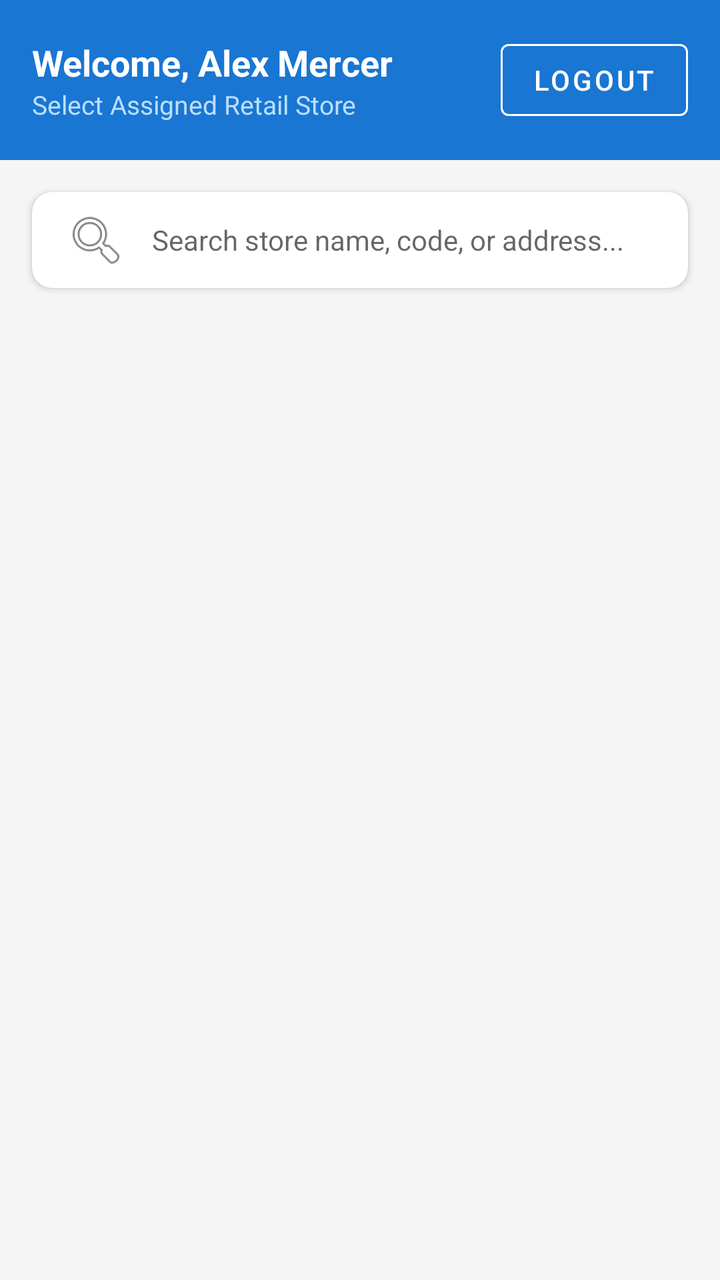
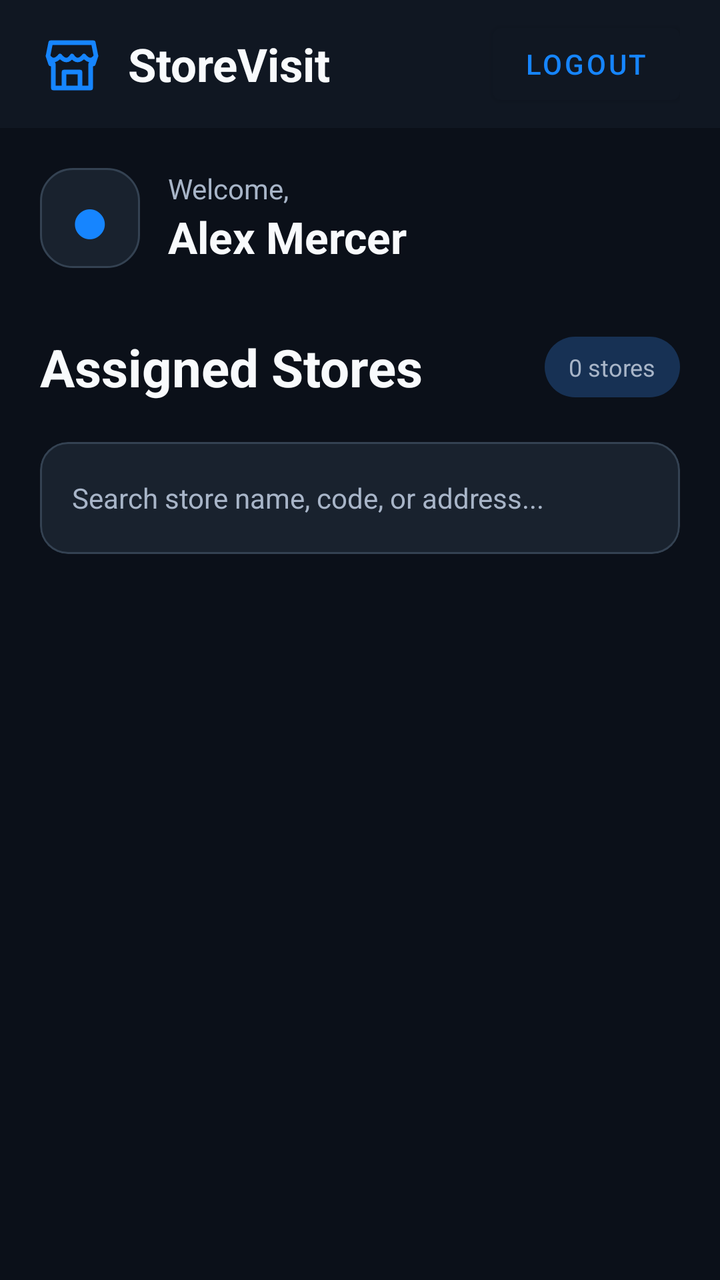

An Android layout rendered at two revisions. The XML below is the earlier revision; the diff shows what the commit changed to produce the second picture.
<!-- AndroidManifest.xml: application theme Theme.StoreVisitManagementSystem -->
<!-- res/layout/activity_store_selection.xml -->
<?xml version="1.0" encoding="utf-8"?>
<LinearLayout
    xmlns:android="http://schemas.android.com/apk/res/android"
    xmlns:app="http://schemas.android.com/apk/res-auto"
    android:layout_width="match_parent"
    android:layout_height="match_parent"
    android:orientation="vertical"
    android:background="#F5F5F5">

    
    <LinearLayout
        android:layout_width="match_parent"
        android:layout_height="wrap_content"
        android:background="#1976D2"
        android:orientation="horizontal"
        android:padding="16dp"
        android:gravity="center_vertical">

        <LinearLayout
            android:layout_width="0dp"
            android:layout_height="wrap_content"
            android:layout_weight="1"
            android:orientation="vertical">

            <TextView
                android:id="@+id/tvGreeting"
                android:layout_width="wrap_content"
                android:layout_height="wrap_content"
                android:text="Welcome, Alex Mercer"
                android:textColor="#FFFFFF"
                android:textSize="18sp"
                android:textStyle="bold" />

            <TextView
                android:layout_width="wrap_content"
                android:layout_height="wrap_content"
                android:text="Select Assigned Retail Store"
                android:textColor="#BBDEFB"
                android:textSize="13sp" />
        </LinearLayout>

        <com.google.android.material.button.MaterialButton
            android:id="@+id/btnLogout"
            style="@style/Widget.MaterialComponents.Button.OutlinedButton"
            android:layout_width="wrap_content"
            android:layout_height="wrap_content"
            android:text="Logout"
            android:textColor="#FFFFFF"
            app:strokeColor="#FFFFFF" />
    </LinearLayout>

    
    <com.google.android.material.card.MaterialCardView
        android:layout_width="match_parent"
        android:layout_height="wrap_content"
        android:layout_margin="16dp"
        app:cardCornerRadius="10dp"
        app:cardElevation="2dp">

        <EditText
            android:id="@+id/etSearch"
            android:layout_width="match_parent"
            android:layout_height="48dp"
            android:background="@null"
            android:drawableStart="@android:drawable/ic_menu_search"
            android:drawablePadding="12dp"
            android:hint="Search store name, code, or address..."
            android:paddingHorizontal="16dp"
            android:textSize="14sp"
            android:inputType="text" />
    </com.google.android.material.card.MaterialCardView>

    
    <com.google.android.material.card.MaterialCardView
        android:id="@+id/cardSelectedStore"
        android:layout_width="match_parent"
        android:layout_height="wrap_content"
        android:layout_marginHorizontal="16dp"
        android:layout_marginBottom="12dp"
        android:visibility="gone"
        app:cardCornerRadius="10dp"
        app:cardBackgroundColor="#E8F5E9"
        app:strokeWidth="1dp"
        app:strokeColor="#81C784">

        <LinearLayout
            android:layout_width="match_parent"
            android:layout_height="wrap_content"
            android:orientation="vertical"
            android:padding="12dp">

            <TextView
                android:layout_width="wrap_content"
                android:layout_height="wrap_content"
                android:text="ACTIVE STORE CONTEXT"
                android:textSize="11sp"
                android:textStyle="bold"
                android:textColor="#2E7D32" />

            <TextView
                android:id="@+id/tvSelectedStoreInfo"
                android:layout_width="wrap_content"
                android:layout_height="wrap_content"
                android:layout_marginTop="2dp"
                android:text="Downtown Megastore (STR-NY-001)"
                android:textSize="15sp"
                android:textStyle="bold"
                android:textColor="#1B5E20" />
        </LinearLayout>
    </com.google.android.material.card.MaterialCardView>

    <FrameLayout
        android:layout_width="match_parent"
        android:layout_height="0dp"
        android:layout_weight="1">

        <androidx.recyclerview.widget.RecyclerView
            android:id="@+id/rvStores"
            android:layout_width="match_parent"
            android:layout_height="match_parent"
            android:clipToPadding="false"
            android:paddingBottom="16dp" />

        <ProgressBar
            android:id="@+id/pbLoading"
            android:layout_width="wrap_content"
            android:layout_height="wrap_content"
            android:layout_gravity="center"
            android:visibility="gone" />

        <TextView
            android:id="@+id/tvEmpty"
            android:layout_width="wrap_content"
            android:layout_height="wrap_content"
            android:layout_gravity="center"
            android:text="No assigned stores found matching search."
            android:textSize="14sp"
            android:textColor="#757575"
            android:visibility="gone" />

        <TextView
            android:id="@+id/tvError"
            android:layout_width="wrap_content"
            android:layout_height="wrap_content"
            android:layout_gravity="center"
            android:padding="24dp"
            android:textColor="#D32F2F"
            android:textSize="14sp"
            android:gravity="center"
            android:visibility="gone" />
    </FrameLayout>
</LinearLayout>
<!-- resources referenced by this layout -->
<resources>
  <style name="Theme.StoreVisitManagementSystem" parent="Theme.MaterialComponents.DayNight.DarkActionBar">
          
          <item name="colorPrimary">@color/purple_500</item>
          <item name="colorPrimaryVariant">@color/purple_700</item>
          <item name="colorOnPrimary">@color/white</item>
          
          <item name="colorSecondary">@color/teal_200</item>
          <item name="colorSecondaryVariant">@color/teal_700</item>
          <item name="colorOnSecondary">@color/black</item>
          
          <item name="android:statusBarColor">?attr/colorPrimaryVariant</item>
          
      </style>
  <color name="purple_500">#FF6200EE</color>
  <color name="purple_700">#FF3700B3</color>
  <color name="white">#FFFFFFFF</color>
  <color name="teal_200">#FF03DAC5</color>
  <color name="teal_700">#FF018786</color>
  <color name="black">#FF000000</color>
</resources>

<!-- the commit's change to res/layout/activity_store_selection.xml (unified diff, before → after) -->
@@ -1,152 +1,109 @@
 <?xml version="1.0" encoding="utf-8"?>
-<LinearLayout
-    xmlns:android="http://schemas.android.com/apk/res/android"
+<LinearLayout xmlns:android="http://schemas.android.com/apk/res/android"
     xmlns:app="http://schemas.android.com/apk/res-auto"
-    android:layout_width="match_parent"
-    android:layout_height="match_parent"
-    android:orientation="vertical"
-    android:background="#F5F5F5">
-
-    
-    <LinearLayout
-        android:layout_width="match_parent"
-        android:layout_height="wrap_content"
-        android:background="#1976D2"
-        android:orientation="horizontal"
-        android:padding="16dp"
-        android:gravity="center_vertical">
-
-        <LinearLayout
-            android:layout_width="0dp"
-            android:layout_height="wrap_content"
-            android:layout_weight="1"
-            android:orientation="vertical">
-
-            <TextView
-                android:id="@+id/tvGreeting"
-                android:layout_width="wrap_content"
-                android:layout_height="wrap_content"
-                android:text="Welcome, Alex Mercer"
-                android:textColor="#FFFFFF"
-                android:textSize="18sp"
-                android:textStyle="bold" />
-
-            <TextView
-                android:layout_width="wrap_content"
-                android:layout_height="wrap_content"
-                android:text="Select Assigned Retail Store"
-                android:textColor="#BBDEFB"
-                android:textSize="13sp" />
+    android:layout_width="match_parent" android:layout_height="match_parent"
+    android:orientation="vertical" android:background="@color/sv_bg">
+    <LinearLayout android:layout_width="match_parent" android:layout_height="64dp"
+        android:orientation="horizontal" android:background="@color/sv_appbar"
+        android:gravity="center_vertical" android:paddingHorizontal="20dp">
+        <ImageView android:layout_width="32dp" android:layout_height="32dp"
+            android:src="@drawable/sv_brand_icon" android:contentDescription="StoreVisit logo"/>
+        <TextView android:layout_width="0dp" android:layout_height="wrap_content"
+            android:layout_weight="1" android:layout_marginStart="12dp"
+            android:text="StoreVisit" android:textSize="23sp" android:textStyle="bold"
+            android:textColor="@color/sv_text"/>
+        <com.google.android.material.button.MaterialButton
+            android:id="@+id/btnLogout" android:layout_width="wrap_content"
+            android:layout_height="48dp" android:text="LOGOUT"
+            android:textColor="@color/sv_accent"
+            app:backgroundTint="@color/sv_appbar"/>
+    </LinearLayout>
+    <ScrollView android:layout_width="match_parent" android:layout_height="match_parent"
+        android:fillViewport="true" android:clipToPadding="false">
+        <LinearLayout android:layout_width="match_parent" android:layout_height="wrap_content"
+            android:orientation="vertical" android:paddingBottom="24dp">
+            <LinearLayout android:layout_width="match_parent" android:layout_height="wrap_content"
+                android:padding="20dp" android:gravity="center_vertical" android:orientation="horizontal">
+                <TextView android:layout_width="50dp" android:layout_height="50dp"
+                    android:gravity="center" android:text="●" android:textSize="34sp"
+                    android:textColor="@color/sv_accent" android:background="@drawable/sv_card_background" />
+                <LinearLayout android:layout_width="match_parent" android:layout_height="wrap_content"
+                    android:layout_marginStart="14dp" android:orientation="vertical">
+                    <TextView android:layout_width="match_parent" android:layout_height="wrap_content"
+                        android:text="Welcome," android:textColor="@color/sv_muted" android:textSize="14sp" />
+                    <TextView android:id="@+id/tvGreeting" android:layout_width="match_parent"
+                        android:layout_height="wrap_content" android:text="Alex Mercer"
+                        android:textColor="@color/sv_text" android:textSize="22sp" android:textStyle="bold" />
+                </LinearLayout>
+            </LinearLayout>
+            <LinearLayout android:layout_width="match_parent" android:layout_height="wrap_content"
+                android:layout_marginTop="12dp" android:paddingHorizontal="20dp"
+                android:orientation="horizontal" android:gravity="center_vertical">
+                <TextView android:layout_width="0dp" android:layout_height="wrap_content"
+                    android:layout_weight="1" android:text="Assigned Stores"
+                    android:textColor="@color/sv_text" android:textSize="26sp" android:textStyle="bold" />
+                <TextView android:id="@+id/tvStoreCount" android:layout_width="wrap_content"
+                    android:layout_height="wrap_content" android:background="@drawable/sv_badge"
+                    android:text="0 stores" android:textColor="@color/sv_muted"
+                    android:textSize="12sp" android:paddingHorizontal="12dp" android:paddingVertical="7dp" />
+            </LinearLayout>
+            <com.google.android.material.card.MaterialCardView
+                android:layout_width="match_parent" android:layout_height="wrap_content"
+                android:layout_marginHorizontal="20dp" android:layout_marginTop="20dp"
+                app:cardCornerRadius="14dp" app:cardElevation="0dp"
+                app:cardBackgroundColor="@color/sv_surface"
+                app:strokeColor="@color/sv_border" app:strokeWidth="1dp">
+                <EditText android:id="@+id/etSearch" android:layout_width="match_parent"
+                    android:layout_height="56dp" android:background="@null"
+                    android:paddingHorizontal="16dp" android:singleLine="true"
+                    android:hint="Search store name, code, or address..."
+                    android:textColor="@color/sv_text" android:textColorHint="@color/sv_muted"
+                    android:textSize="14sp" android:inputType="text"/>
+            </com.google.android.material.card.MaterialCardView>
+            <com.google.android.material.card.MaterialCardView
+                android:id="@+id/cardSelectedStore"
+                android:layout_width="match_parent" android:layout_height="wrap_content"
+                android:layout_marginHorizontal="20dp" android:layout_marginTop="16dp"
+                android:visibility="gone" app:cardCornerRadius="15dp" app:cardElevation="0dp"
+                app:strokeColor="@color/sv_accent" app:strokeWidth="1dp"
+                app:cardBackgroundColor="@color/sv_selected">
+                <LinearLayout android:layout_width="match_parent" android:layout_height="wrap_content"
+                    android:orientation="horizontal" android:gravity="center_vertical" android:padding="18dp">
+                    <TextView android:layout_width="42dp" android:layout_height="42dp"
+                        android:text="✓" android:textSize="25sp" android:textColor="@color/sv_text"
+                        android:gravity="center" android:background="@drawable/sv_circle_blue"/>
+                    <LinearLayout android:layout_width="0dp" android:layout_height="wrap_content"
+                        android:layout_weight="1" android:layout_marginStart="16dp"
+                        android:orientation="vertical">
+                        <TextView android:layout_width="match_parent" android:layout_height="wrap_content"
+                            android:text="ACTIVE STORE CONTEXT" android:textSize="12sp"
+                            android:textStyle="bold" android:textColor="@color/sv_accent"/>
+                        <TextView android:id="@+id/tvSelectedStoreInfo"
+                            android:layout_width="match_parent" android:layout_height="wrap_content"
+                            android:layout_marginTop="5dp" android:textSize="15sp"
+                            android:textStyle="bold" android:textColor="@color/sv_text" />
+                    </LinearLayout>
+                </LinearLayout>
+            </com.google.android.material.card.MaterialCardView>
+            <FrameLayout android:layout_width="match_parent" android:layout_height="wrap_content"
+                android:layout_marginTop="10dp">
+                <androidx.recyclerview.widget.RecyclerView
+                    android:id="@+id/rvStores" android:layout_width="match_parent"
+                    android:layout_height="wrap_content" android:nestedScrollingEnabled="false"
+                    android:clipToPadding="false" android:paddingBottom="20dp"/>
+                <ProgressBar android:id="@+id/pbLoading" android:layout_width="wrap_content"
+                    android:layout_height="wrap_content" android:layout_gravity="center"
+                    android:visibility="gone" />
+                <TextView android:id="@+id/tvEmpty" android:layout_width="match_parent"
+                    android:layout_height="wrap_content" android:padding="24dp"
+                    android:text="No assigned stores found matching search."
+                    android:gravity="center" android:textColor="@color/sv_muted"
+                    android:visibility="gone"/>
+                <TextView android:id="@+id/tvError" android:layout_width="match_parent"
+                    android:layout_height="wrap_content" android:padding="24dp"
+                    android:textColor="@color/sv_error" android:gravity="center"
+                    android:visibility="gone"/>
+            </FrameLayout>
         </LinearLayout>
-
-        <com.google.android.material.button.MaterialButton
-            android:id="@+id/btnLogout"
-            style="@style/Widget.MaterialComponents.Button.OutlinedButton"
-            android:layout_width="wrap_content"
-            android:layout_height="wrap_content"
-            android:text="Logout"
-            android:textColor="#FFFFFF"
-            app:strokeColor="#FFFFFF" />
-    </LinearLayout>
-
-    
-    <com.google.android.material.card.MaterialCardView
-        android:layout_width="match_parent"
-        android:layout_height="wrap_content"
-        android:layout_margin="16dp"
-        app:cardCornerRadius="10dp"
-        app:cardElevation="2dp">
-
-        <EditText
-            android:id="@+id/etSearch"
-            android:layout_width="match_parent"
-            android:layout_height="48dp"
-            android:background="@null"
-            android:drawableStart="@android:drawable/ic_menu_search"
-            android:drawablePadding="12dp"
-            android:hint="Search store name, code, or address..."
-            android:paddingHorizontal="16dp"
-            android:textSize="14sp"
-            android:inputType="text" />
-    </com.google.android.material.card.MaterialCardView>
-
-    
-    <com.google.android.material.card.MaterialCardView
-        android:id="@+id/cardSelectedStore"
-        android:layout_width="match_parent"
-        android:layout_height="wrap_content"
-        android:layout_marginHorizontal="16dp"
-        android:layout_marginBottom="12dp"
-        android:visibility="gone"
-        app:cardCornerRadius="10dp"
-        app:cardBackgroundColor="#E8F5E9"
-        app:strokeWidth="1dp"
-        app:strokeColor="#81C784">
-
-        <LinearLayout
-            android:layout_width="match_parent"
-            android:layout_height="wrap_content"
-            android:orientation="vertical"
-            android:padding="12dp">
-
-            <TextView
-                android:layout_width="wrap_content"
-                android:layout_height="wrap_content"
-                android:text="ACTIVE STORE CONTEXT"
-                android:textSize="11sp"
-                android:textStyle="bold"
-                android:textColor="#2E7D32" />
-
-            <TextView
-                android:id="@+id/tvSelectedStoreInfo"
-                android:layout_width="wrap_content"
-                android:layout_height="wrap_content"
-                android:layout_marginTop="2dp"
-                android:text="Downtown Megastore (STR-NY-001)"
-                android:textSize="15sp"
-                android:textStyle="bold"
-                android:textColor="#1B5E20" />
-        </LinearLayout>
-    </com.google.android.material.card.MaterialCardView>
-
-    <FrameLayout
-        android:layout_width="match_parent"
-        android:layout_height="0dp"
-        android:layout_weight="1">
-
-        <androidx.recyclerview.widget.RecyclerView
-            android:id="@+id/rvStores"
-            android:layout_width="match_parent"
-            android:layout_height="match_parent"
-            android:clipToPadding="false"
-            android:paddingBottom="16dp" />
-
-        <ProgressBar
-            android:id="@+id/pbLoading"
-            android:layout_width="wrap_content"
-            android:layout_height="wrap_content"
-            android:layout_gravity="center"
-            android:visibility="gone" />
-
-        <TextView
-            android:id="@+id/tvEmpty"
-            android:layout_width="wrap_content"
-            android:layout_height="wrap_content"
-            android:layout_gravity="center"
-            android:text="No assigned stores found matching search."
-            android:textSize="14sp"
-            android:textColor="#757575"
-            android:visibility="gone" />
-
-        <TextView
-            android:id="@+id/tvError"
-            android:layout_width="wrap_content"
-            android:layout_height="wrap_content"
-            android:layout_gravity="center"
-            android:padding="24dp"
-            android:textColor="#D32F2F"
-            android:textSize="14sp"
-            android:gravity="center"
-            android:visibility="gone" />
-    </FrameLayout>
+    </ScrollView>
 </LinearLayout>
<!-- resource entries referenced after the edit -->
@@ -1,23 +1,52 @@
 <!-- resources referenced by this layout -->
 <resources>
-  <style name="Theme.StoreVisitManagementSystem" parent="Theme.MaterialComponents.DayNight.DarkActionBar">
-          
-          <item name="colorPrimary">@color/purple_500</item>
-          <item name="colorPrimaryVariant">@color/purple_700</item>
-          <item name="colorOnPrimary">@color/white</item>
-          
-          <item name="colorSecondary">@color/teal_200</item>
-          <item name="colorSecondaryVariant">@color/teal_700</item>
-          <item name="colorOnSecondary">@color/black</item>
-          
-          <item name="android:statusBarColor">?attr/colorPrimaryVariant</item>
-          
+  <color name="sv_accent">#1685FF</color>
+  <color name="sv_appbar">#101722</color>
+  <color name="sv_bg">#0B1019</color>
+  <color name="sv_border">#344252</color>
+  <color name="sv_error">#F87171</color>
+  <color name="sv_muted">#A8B5C8</color>
+  <color name="sv_selected">#0D2344</color>
+  <color name="sv_surface">#19222E</color>
+  <color name="sv_text">#F8FAFC</color>
+  <!-- drawable sv_badge (drawable) -->
+  <shape xmlns:android="http://schemas.android.com/apk/res/android" android:shape="rectangle">
+      <solid android:color="#173154"/>
+      <corners android:radius="24dp"/>
+  </shape>
+  <!-- drawable sv_brand_icon (drawable) -->
+  <vector xmlns:android="http://schemas.android.com/apk/res/android"
+      android:width="32dp" android:height="32dp"
+      android:viewportWidth="24" android:viewportHeight="24">
+      <path android:fillColor="@android:color/transparent"
+          android:strokeColor="@color/sv_accent" android:strokeWidth="1.7"
+          android:strokeLineCap="round" android:strokeLineJoin="round"
+          android:pathData="M3,9 L4,4 L20,4 L21,9 L20,12 L19,12 L19,21 L5,21 L5,12 L4,12 Z M3,9 Q5,12 7.5,9 Q10,12 12,9 Q14,12 16.5,9 Q19,12 21,9 M9,21 L9,15 L15,15 L15,21" />
+  </vector>
+  <!-- drawable sv_card_background (drawable) -->
+  <shape xmlns:android="http://schemas.android.com/apk/res/android" android:shape="rectangle">
+      <solid android:color="@color/sv_surface"/>
+      <stroke android:width="1dp" android:color="@color/sv_border"/>
+      <corners android:radius="16dp"/>
+  </shape>
+  <!-- drawable sv_circle_blue (drawable) -->
+  <shape xmlns:android="http://schemas.android.com/apk/res/android" android:shape="oval">
+      <solid android:color="@color/sv_accent"/>
+  </shape>
+  <style name="Theme.StoreVisitManagementSystem" parent="Theme.MaterialComponents.DayNight.NoActionBar">
+          <item name="colorPrimary">@color/sv_accent</item>
+          <item name="colorPrimaryVariant">@color/sv_appbar</item>
+          <item name="colorOnPrimary">@color/sv_text</item>
+          <item name="colorSecondary">@color/sv_accent</item>
+          <item name="colorOnSecondary">@color/sv_text</item>
+          <item name="colorSurface">@color/sv_surface</item>
+          <item name="colorOnSurface">@color/sv_text</item>
+          <item name="android:colorBackground">@color/sv_bg</item>
+          <item name="android:windowLightStatusBar">false</item>
+          <item name="android:statusBarColor">@color/sv_bg</item>
+          <item name="android:navigationBarColor">@color/sv_bg</item>
+          <item name="windowActionModeOverlay">true</item>
+          <item name="android:windowLightNavigationBar">false</item>
       </style>
-  <color name="purple_500">#FF6200EE</color>
-  <color name="purple_700">#FF3700B3</color>
-  <color name="white">#FFFFFFFF</color>
-  <color name="teal_200">#FF03DAC5</color>
-  <color name="teal_700">#FF018786</color>
-  <color name="black">#FF000000</color>
 </resources>
 
